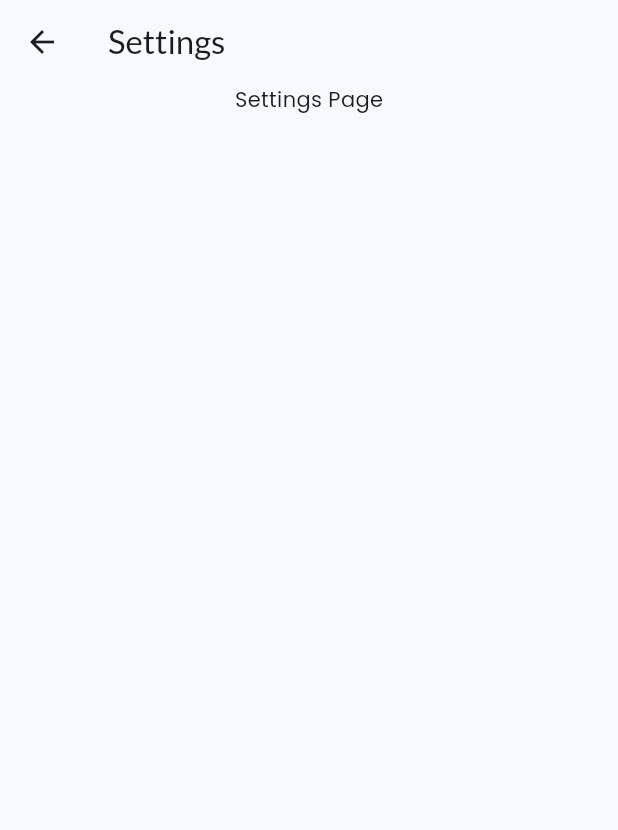
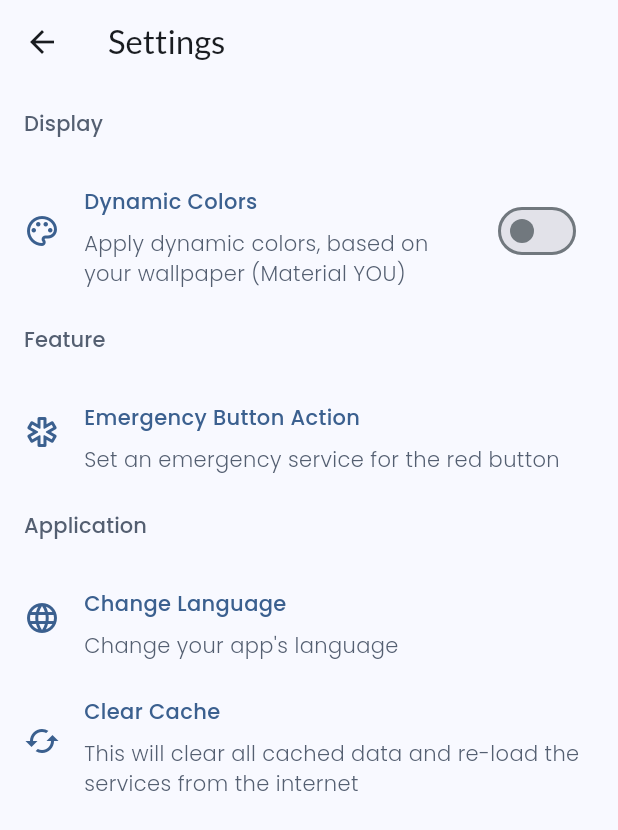
Before and after one commit to mervinhemaraju/mauritius-emergency-services, a Flutter app: the SettingsScreen screen opened by its route, on a phone screen of 412 x 824 dp. Shown: the top 830 px of the screen. Run offline on Flutter 3.47's test engine with Material 3 defaults, Android fonts, the phone set to English and light mode, and no system bars; our stand-ins replace dio, flutter_riverpod, flutter_svg, go_router; missing offline and left inert: pair; network calls fail; statements that could not run were skipped.

Commit message:
- Added basic UI for settings and about

```diff
--- a/lib/data/assets_manager.dart
+++ b/lib/data/assets_manager.dart
@@ -2,4 +2,5 @@ class AssetsManager {
   static String get ANIMATED_LOADING => "assets/images/loading.gif";
   static String get STATIC_ERROR => "assets/images/loading.gif";
   static String get STATIC_CYCLONE => "assets/svg/cyclone.svg";
+  static String get STATIC_MES => "assets/svg/mes.svg";
 }
--- /dev/null
+++ b/lib/ui/components/settings_item.dart
@@ -0,0 +1,48 @@
+import 'package:flutter/material.dart';
+
+class SettingsItem extends StatelessWidget {
+  final IconData icon;
+  final Widget? trailing;
+  final String title;
+  final String subtitle;
+  final Function()? onTap;
+
+  const SettingsItem({
+    super.key,
+    this.trailing,
+    this.onTap,
+    required this.icon,
+    required this.title,
+    required this.subtitle,
+  });
+
+  @override
+  Widget build(BuildContext context) {
+    final theme = Theme.of(context);
+    return ListTile(
+      leading: Icon(
+        icon,
+        color: theme.colorScheme.primary,
+      ),
+      title: Padding(
+        padding: const EdgeInsets.symmetric(vertical: 8.0),
+        child: Text(
+          title,
+          style: theme.textTheme.bodyMedium?.copyWith(
+            color: theme.colorScheme.primary,
+            fontWeight: FontWeight.w500,
+          ),
+        ),
+      ),
+      subtitle: Text(
+        subtitle,
+        style: theme.textTheme.bodyMedium?.copyWith(
+          color: theme.colorScheme.secondary,
+          fontWeight: FontWeight.w300,
+        ),
+      ),
+      trailing: trailing,
+      onTap: onTap,
+    );
+  }
+}
--- a/lib/ui/pages/settings.dart
+++ b/lib/ui/pages/settings.dart
@@ -1,6 +1,7 @@
 import 'package:flutter/material.dart';
 import 'package:flutter_riverpod/flutter_riverpod.dart';
 import 'package:mauritius_emergency_services/ui/components/appbar.dart';
+import 'package:mauritius_emergency_services/ui/components/settings_item.dart';
 import 'package:mauritius_emergency_services/ui/settings/extensions.dart';
 
 class SettingsScreen extends ConsumerWidget {
@@ -19,13 +20,43 @@ class SettingsScreen extends ConsumerWidget {
       body: SingleChildScrollView(
         scrollDirection: Axis.vertical,
         child: Column(
-          mainAxisAlignment: MainAxisAlignment.center,
-          crossAxisAlignment: CrossAxisAlignment.center,
+          mainAxisAlignment: MainAxisAlignment.start,
+          crossAxisAlignment: CrossAxisAlignment.stretch,
           children: [
-            Center(
-              child: Text(
-                'Settings Page',
-              ),
+            _SettingsHeaderTitle(
+              title: "Display",
+            ),
+            SettingsItem(
+              icon: Icons.color_lens_outlined,
+              title: "Dynamic Colors",
+              subtitle:
+                  "Apply dynamic colors, based on your wallpaper (Material YOU)",
+              trailing: Switch(value: false, onChanged: (selected) {}),
+            ),
+            _SettingsHeaderTitle(
+              title: "Feature",
+            ),
+            SettingsItem(
+              icon: Icons.emergency_outlined,
+              title: "Emergency Button Action",
+              subtitle: "Set an emergency service for the red button",
+              onTap: () {},
+            ),
+            _SettingsHeaderTitle(
+              title: "Application",
+            ),
+            SettingsItem(
+              icon: Icons.language_outlined,
+              title: "Change Language",
+              subtitle: "Change your app's language",
+              onTap: () {},
+            ),
+            SettingsItem(
+              icon: Icons.cached_outlined,
+              title: "Clear Cache",
+              subtitle:
+                  "This will clear all cached data and re-load the services from the internet",
+              onTap: () {},
             ),
           ],
         ),
@@ -33,3 +64,23 @@ class SettingsScreen extends ConsumerWidget {
     );
   }
 }
+
+class _SettingsHeaderTitle extends StatelessWidget {
+  final String title;
+
+  const _SettingsHeaderTitle({required this.title});
+
+  @override
+  Widget build(BuildContext context) {
+    return Padding(
+      padding: const EdgeInsets.all(16.0),
+      child: Text(
+        title,
+        style: Theme.of(context).textTheme.labelLarge?.copyWith(
+              fontWeight: FontWeight.w500,
+              color: Theme.of(context).colorScheme.secondary,
+            ),
+      ),
+    );
+  }
+}
```
Also changed, not shown: lib/core/models/about.dart (added, +55 -0 lines), lib/ui/pages/about.dart (+109 -6 lines), assets/svg/mes.svg (added).
